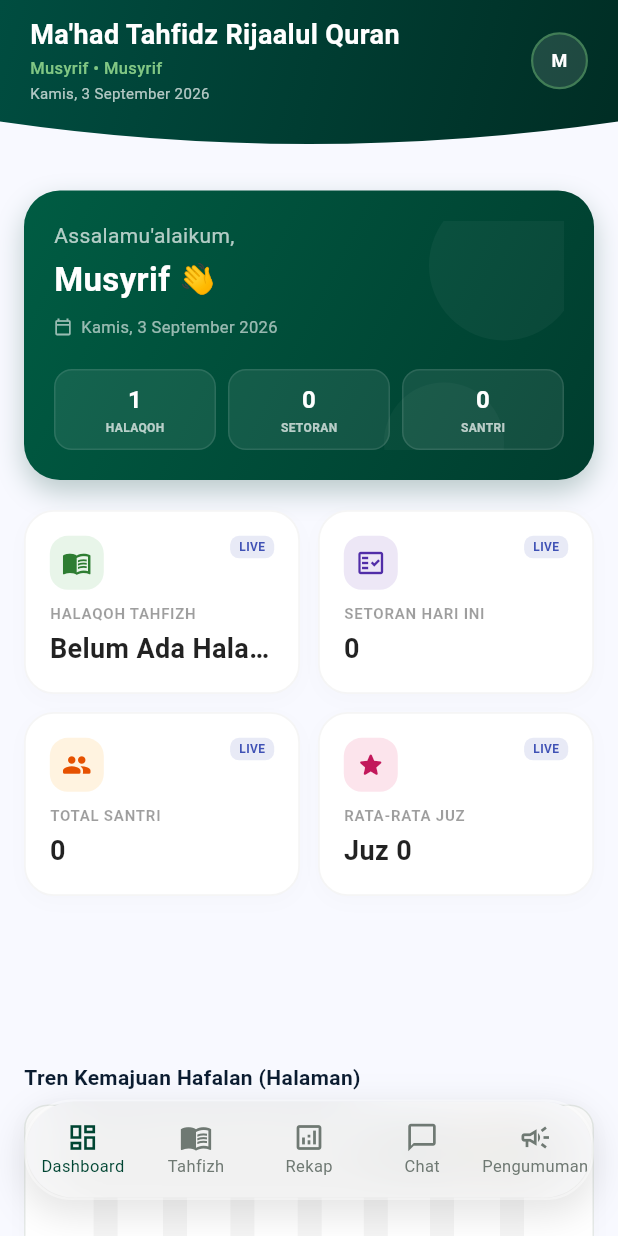
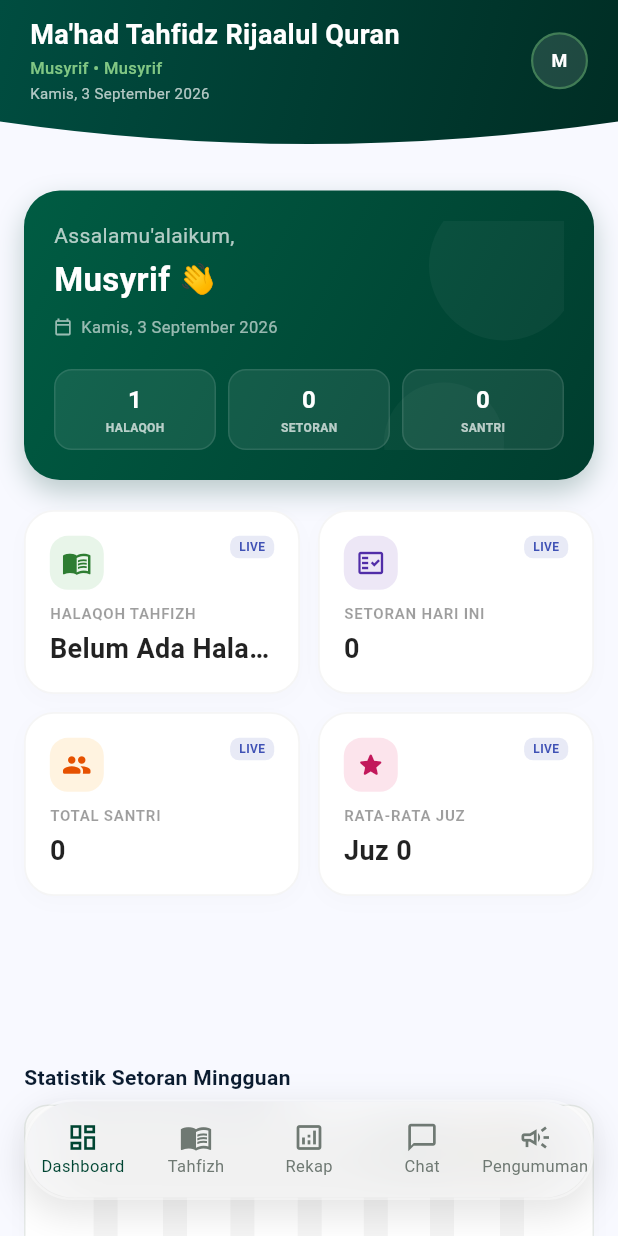
Before and after one commit to faizazza-m/suntri.app, a Flutter app: the MusyrifDashboard screen opened directly, on a phone screen of 412 x 824 dp. Run offline on Flutter 3.47's test engine with Material 3 defaults, Android fonts, the phone set to English and light mode, and no system bars; our stand-ins replace flutter_dotenv, flutter_local_notifications, pdf, share_plus, shared_preferences, timezone; missing offline and left inert: bcrypt; accounts and stored records are empty; network calls fail; Roboto replaces fonts that are missing (Plus Jakarta Sans).

Commit message:
update bug

```diff
--- a/lib/screens/dashboards/admin_dashboard.dart
+++ b/lib/screens/dashboards/admin_dashboard.dart
@@ -49,6 +49,7 @@ class _AdminDashboardState extends State<AdminDashboard> {
         initials: initials,
         onLogout: () async {
           await globalStateInstance.logout();
+          if (!context.mounted) return;
           Navigator.of(context).pushReplacement(
             MaterialPageRoute(builder: (context) => const LoginScreen()),
           );
--- a/lib/screens/dashboards/guru_dashboard.dart
+++ b/lib/screens/dashboards/guru_dashboard.dart
@@ -98,6 +98,7 @@ class _GuruDashboardState extends State<GuruDashboard> {
             initials: initials,
             onLogout: () async {
               await globalStateInstance.logout();
+              if (!context.mounted) return;
               Navigator.pushReplacement(context, MaterialPageRoute(builder: (context) => const LoginScreen()));
             },
           ),
--- a/lib/screens/dashboards/mudir_dashboard.dart
+++ b/lib/screens/dashboards/mudir_dashboard.dart
@@ -35,6 +35,7 @@ class _MudirDashboardState extends State<MudirDashboard> {
         initials: initials,
         onLogout: () async {
           await globalStateInstance.logout();
+          if (!context.mounted) return;
           Navigator.of(context).pushReplacement(
             MaterialPageRoute(builder: (context) => const LoginScreen()),
           );
--- a/lib/screens/dashboards/musyrif_dashboard.dart
+++ b/lib/screens/dashboards/musyrif_dashboard.dart
@@ -13,6 +13,7 @@ import '../../widgets/suntri_header.dart';
 import '../../widgets/expandable_text.dart';
 import '../../services/notification_service.dart';
 import '../../services/supabase_service.dart';
+import '../../services/update_checker.dart';
 
 class MusyrifDashboard extends StatefulWidget {
   const MusyrifDashboard({super.key});
@@ -129,6 +130,11 @@ class _MusyrifDashboardState extends State<MusyrifDashboard> {
 
     // Schedule Musyrif specific notifications
     NotificationService.scheduleMusyrifReminders();
+
+    // Check for updates
+    WidgetsBinding.instance.addPostFrameCallback((_) {
+      UpdateChecker.checkForUpdate(context);
+    });
   }
 
   // Modals Triggers
@@ -564,16 +570,17 @@ class _MusyrifDashboardState extends State<MusyrifDashboard> {
                         // Ambil data terbaru langsung dari database (jangan arahin ke lokal)
                         await globalStateInstance.syncFromDatabase();
 
+                        if (!context.mounted) return;
                         if (mounted) {
                           setState(() {
                             _lastAbsensiTime = '${now.hour.toString().padLeft(2, '0')}:${now.minute.toString().padLeft(2, '0')} WIB';
                           });
-                          Navigator.pop(context); // close loading
-                          Navigator.pop(context); // close modal
-                          ScaffoldMessenger.of(context).showSnackBar(
-                            const SnackBar(content: Text('Absensi massal berhasil disimpan!'), backgroundColor: AppColors.primary),
-                          );
                         }
+                        Navigator.pop(context); // close loading
+                        Navigator.pop(context); // close modal
+                        ScaffoldMessenger.of(context).showSnackBar(
+                          const SnackBar(content: Text('Absensi massal berhasil disimpan!'), backgroundColor: AppColors.primary),
+                        );
                       },
                       style: ElevatedButton.styleFrom(backgroundColor: AppColors.primary, foregroundColor: Colors.white, padding: const EdgeInsets.symmetric(vertical: 16)),
                       child: const Text('Simpan Kehadiran', style: TextStyle(fontWeight: FontWeight.bold)),
@@ -605,6 +612,7 @@ class _MusyrifDashboardState extends State<MusyrifDashboard> {
         initials: initials,
         onLogout: () async {
           await globalStateInstance.logout();
+          if (!context.mounted) return;
           Navigator.of(context).pushReplacement(
             MaterialPageRoute(builder: (context) => const LoginScreen()),
           );
@@ -763,19 +771,10 @@ class _MusyrifDashboardState extends State<MusyrifDashboard> {
           if (isMySetoran || fallbackHalaqoh) {
             final jenis = (s['jenis'] ?? s['type'] ?? '').toString();
 
-            final dari = int.tryParse(s['ayatDari']?.toString() ?? s['ayatFrom']?.toString() ?? '1') ?? 1;
-            final sampai = int.tryParse(s['ayatSampai']?.toString() ?? s['ayatTo']?.toString() ?? '15') ?? 15;
-
-            int pages = 1;
-            if (sampai >= dari) {
-              pages = ((sampai - dari + 1) / 15).ceil();
-              if (pages < 1) pages = 1;
-            }
-
             if (jenis == 'hafalan_baru') {
-              ziyadahCount += pages;
+              ziyadahCount += 1;
             } else if (jenis == 'murajaah' || jenis.contains('muraja')) {
-              murajaahCount += pages;
+              murajaahCount += 1;
             }
           }
         }
@@ -1079,7 +1078,7 @@ class _MusyrifDashboardState extends State<MusyrifDashboard> {
           const SizedBox(height: 20),
 
           // Custom Stacked Bar Chart
-          const Text('Tren Kemajuan Hafalan (Halaman)', style: TextStyle(fontSize: 14, fontWeight: FontWeight.bold)),
+          const Text('Statistik Setoran Mingguan', style: TextStyle(fontSize: 14, fontWeight: FontWeight.bold)),
           const SizedBox(height: 8),
           Container(
             height: 200,
@@ -1762,7 +1761,8 @@ class _MusyrifDashboardState extends State<MusyrifDashboard> {
 
                 final newRoom = await globalStateInstance.getOrCreateChatRoom(c['santriId'], c['waliId']);
 
-                if (mounted) Navigator.pop(context); // close dialog
+                if (!context.mounted) return;
+                Navigator.pop(context); // close dialog
 
                 if (newRoom.isNotEmpty) {
                   chatData['roomId'] = newRoom['id'];
@@ -1770,7 +1770,8 @@ class _MusyrifDashboardState extends State<MusyrifDashboard> {
                 }
               }
 
-              if (mounted && chatData['roomId'] != null) {
+              if (!context.mounted) return;
+              if (chatData['roomId'] != null) {
                 Navigator.push(
                   context,
                   MaterialPageRoute(builder: (context) => MusyrifChatRoomScreen(contact: chatData)),
--- a/lib/screens/dashboards/wali_dashboard.dart
+++ b/lib/screens/dashboards/wali_dashboard.dart
@@ -127,6 +127,7 @@ class _WaliDashboardState extends State<WaliDashboard> {
             initials: initials,
             onLogout: () async {
               await globalStateInstance.logout();
+              if (!context.mounted) return;
               Navigator.of(context).pushReplacement(
                 MaterialPageRoute(builder: (context) => const LoginScreen()),
               );
--- a/lib/widgets/suntri_header.dart
+++ b/lib/widgets/suntri_header.dart
@@ -431,6 +431,7 @@ class SUNTRIHeader extends StatelessWidget implements PreferredSizeWidget {
                                 newPassword: newPwToSave,
                               );
 
+                              if (!context.mounted) return;
                               Navigator.of(context).pop();
 
                               if (success) {
```
